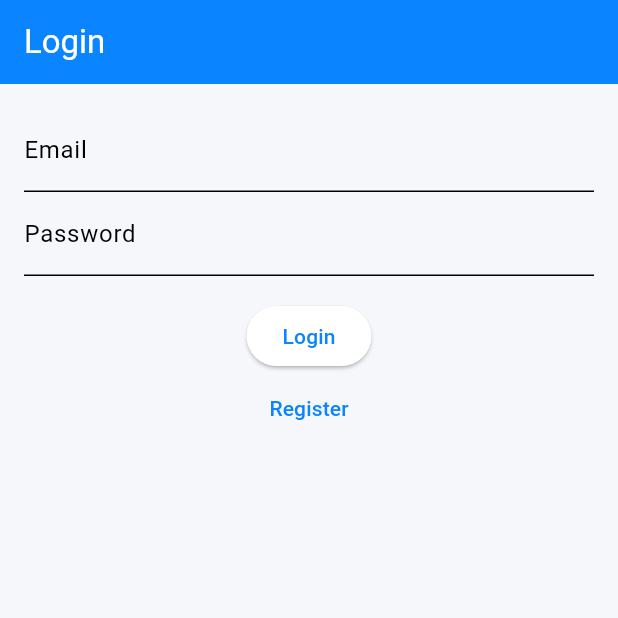
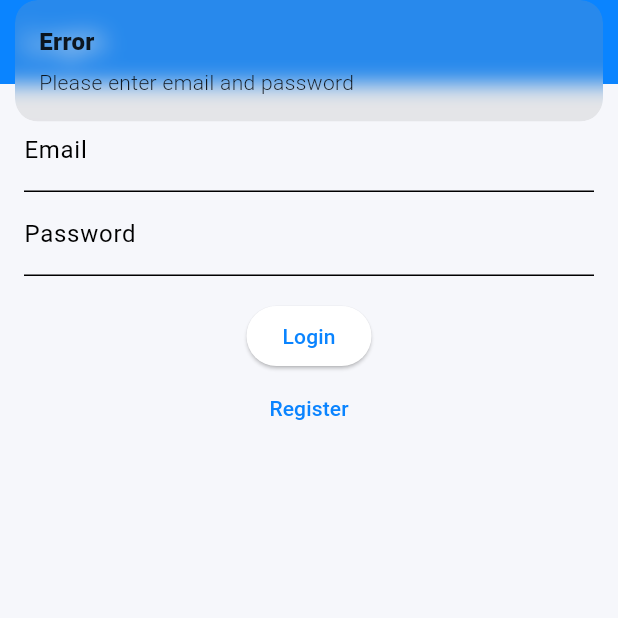
Before and after one commit to BasharFaisal/Expense_Tracker, a Flutter app: the screen it shows after launch, after a tap on "Login", on a phone screen of 412 x 824 dp, the top half of it. Run offline on Flutter 3.47's test engine with Material 3 defaults, Android fonts, the phone set to English and light mode, and no system bars; our stand-ins replace get, shared_preferences, sqflite; accounts and stored records are empty.

```diff
--- a/lib/controllers/settings_controller.dart
+++ b/lib/controllers/settings_controller.dart
@@ -28,6 +28,7 @@ class SettingsController extends GetxController {
     await _storage.setLanguage(langCode);
     // update GetX locale
     Get.updateLocale(Locale(langCode));
+    // Force rebuild to update all widgets
     update();
   }
 }
--- a/lib/main.dart
+++ b/lib/main.dart
@@ -38,18 +38,19 @@ class MyApp extends StatelessWidget {
         storage.isLoggedIn ? AppRoutes.dashboard : AppRoutes.login;
 
     return Obx(() {
+      final currentLocale = Locale(settings.language.value.isNotEmpty
+          ? settings.language.value
+          : AppSittens.defaultLanguage);
       return GetMaterialApp(
         debugShowCheckedModeBanner: false,
-        title: 'Expense Tracker',
+        title: 'app_title'.tr,
         // تحديد الصفحة الابتدائية بناءً على الجلسة
         initialRoute: initialRoute,
         // صفحات التطبيق مع الـ middleware معرفة في AppPages
         getPages: AppPages.pages,
         // الترجمة
         translations: AppTranslations(),
-        locale: Locale(settings.language.value.isNotEmpty
-            ? settings.language.value
-            : AppSittens.defaultLanguage),
+        locale: currentLocale,
         fallbackLocale: const Locale('en'),
         supportedLocales: const [Locale('en'), Locale('ar')],
         localizationsDelegates: const [
--- a/lib/services/storage_service.dart
+++ b/lib/services/storage_service.dart
@@ -24,19 +24,23 @@ class StorageService {
   Future<void> saveSession({
     required int userId,
     required String role,
+    required String username,
   }) async {
     await _prefs.setInt('userId', userId);
     await _prefs.setString('role', role);
+    await _prefs.setString('username', username);
   }
 
   int? get userId => _prefs.getInt('userId');
   String? get role => _prefs.getString('role');
+  String? get username => _prefs.getString('username');
 
   bool get isLoggedIn => userId != null;
 
   Future<void> clearSession() async {
     await _prefs.remove('userId');
     await _prefs.remove('role');
+    await _prefs.remove('username');
   }
 
   // ---------- Language ----------
--- a/lib/utils/translations.dart
+++ b/lib/utils/translations.dart
@@ -17,7 +17,9 @@ class AppTranslations extends Translations {
     'amount': 'Amount',
     'date': 'Date',
     'category': 'Category',
+    'categories': 'Categories',
     'payment_method': 'Payment Method',
+    'payment_methods': 'Payment Methods',
     'save': 'Save',
     'cancel': 'Cancel',
     'no_data': 'No data available',
@@ -27,6 +29,26 @@ class AppTranslations extends Translations {
     'create_account': 'Create an account',
     'forgot_password': 'Forgot password?',
     'search': 'Search',
+    'theme': 'Theme',
+    'dark': 'Dark',
+    'light': 'Light',
+    'english': 'English',
+    'arabic': 'العربية',
+    'guest': 'Guest',
+    'note': 'Note',
+    'pick_date': 'Pick Date',
+    'success': 'Success',
+    'error': 'Error',
+    'logged_in': 'Logged in',
+    'account_created': 'Account created',
+    'expense_saved': 'Expense saved',
+    'save_failed': 'Save failed',
+    'please_enter_email_password': 'Please enter email and password',
+    'please_fill_all_fields': 'Please fill all fields',
+    'please_enter_valid_amount': 'Please enter a valid amount',
+    'dashboard_content': 'Dashboard content',
+    'categories_list': 'Categories list',
+    'payment_methods_list': 'Payment methods list',
   };
 
   static const Map<String, String> _ar = {
@@ -45,7 +67,9 @@ class AppTranslations extends Translations {
     'amount': 'المبلغ',
     'date': 'التاريخ',
     'category': 'الفئة',
+    'categories': 'الفئات',
     'payment_method': 'طريقة الدفع',
+    'payment_methods': 'طرق الدفع',
     'save': 'حفظ',
     'cancel': 'إلغاء',
     'no_data': 'لا توجد بيانات',
@@ -55,6 +79,26 @@ class AppTranslations extends Translations {
     'create_account': 'أنشئ حسابًا',
     'forgot_password': 'هل نسيت كلمة المرور؟',
     'search': 'بحث',
+    'theme': 'الثيم',
+    'dark': 'داكن',
+    'light': 'فاتح',
+    'english': 'English',
+    'arabic': 'العربية',
+    'guest': 'ضيف',
+    'note': 'ملاحظة',
+    'pick_date': 'اختر التاريخ',
+    'success': 'نجح',
+    'error': 'خطأ',
+    'logged_in': 'تم تسجيل الدخول',
+    'account_created': 'تم إنشاء الحساب',
+    'expense_saved': 'تم حفظ المصروف',
+    'save_failed': 'فشل الحفظ',
+    'please_enter_email_password': 'يرجى إدخال البريد الإلكتروني وكلمة المرور',
+    'please_fill_all_fields': 'يرجى ملء جميع الحقول',
+    'please_enter_valid_amount': 'يرجى إدخال مبلغ صحيح',
+    'dashboard_content': 'محتوى اللوحة',
+    'categories_list': 'قائمة الفئات',
+    'payment_methods_list': 'قائمة طرق الدفع',
   };
 
   @override
--- a/lib/views/categories_view.dart
+++ b/lib/views/categories_view.dart
@@ -1,4 +1,5 @@
 import 'package:flutter/material.dart';
+import 'package:get/get.dart';
 
 import 'app_drawer.dart';
 
@@ -8,9 +9,9 @@ class CategoriesView extends StatelessWidget {
   @override
   Widget build(BuildContext context) {
     return Scaffold(
-      appBar: AppBar(title: const Text('Categories')),
+      appBar: AppBar(title: Text('categories'.tr)),
       drawer: const AppDrawer(),
-      body: const Center(child: Text('Categories list')),
+      body: Center(child: Text('categories_list'.tr)),
       floatingActionButton: FloatingActionButton(
         onPressed: () {},
         child: const Icon(Icons.add),
--- a/lib/views/dashboard_view.dart
+++ b/lib/views/dashboard_view.dart
@@ -9,9 +9,9 @@ class DashboardView extends StatelessWidget {
   @override
   Widget build(BuildContext context) {
     return Scaffold(
-      appBar: AppBar(title: const Text('Dashboard')),
+      appBar: AppBar(title: Text('dashboard'.tr)),
       drawer: const AppDrawer(),
-      body: const Center(child: Text('Dashboard content')),
+      body: Center(child: Text('dashboard_content'.tr)),
       floatingActionButton: FloatingActionButton(
         onPressed: () => Get.toNamed('/add-expense'),
         child: const Icon(Icons.add),
--- a/lib/views/login_view.dart
+++ b/lib/views/login_view.dart
@@ -1,5 +1,8 @@
 import 'package:flutter/material.dart';
 import 'package:get/get.dart';
+
+import '../controllers/auth_controller.dart';
+import '../routes/app_routes.dart';
 
 class LoginView extends StatefulWidget {
   const LoginView({Key? key}) : super(key: key);
@@ -15,28 +18,43 @@ class LoginViewState extends State<LoginView> {
   @override
   Widget build(BuildContext context) {
     return Scaffold(
-      appBar: AppBar(title: const Text('Login')),
+      appBar: AppBar(title: Text('login'.tr)),
       body: Padding(
         padding: const EdgeInsets.all(16.0),
         child: Column(
           children: [
             TextField(
                 controller: _emailController,
-                decoration: const InputDecoration(labelText: 'Email')),
+                decoration: InputDecoration(labelText: 'email'.tr)),
             TextField(
                 controller: _passwordController,
-                decoration: const InputDecoration(labelText: 'Password'),
+                decoration: InputDecoration(labelText: 'password'.tr),
                 obscureText: true),
             const SizedBox(height: 16),
             ElevatedButton(
-              onPressed: () {
-                // Call AuthController.loginUser later
+              onPressed: () async {
+                final email = _emailController.text.trim();
+                final password = _passwordController.text;
+
+                if (email.isEmpty || password.isEmpty) {
+                  Get.snackbar('error'.tr, 'please_enter_email_password'.tr);
+                  return;
+                }
+
+                final auth = Get.put(AuthController());
+                final user = await auth.loginUser(email, password);
+                if (user != null) {
+                  Get.snackbar('success'.tr, 'logged_in'.tr);
+                  Get.offAllNamed(AppRoutes.dashboard);
+                } else {
+                  Get.snackbar('error'.tr, 'invalid_credentials'.tr);
+                }
               },
-              child: const Text('Login'),
+              child: Text('login'.tr),
             ),
             TextButton(
               onPressed: () => Get.toNamed('/register'),
-              child: const Text('Register'),
+              child: Text('register'.tr),
             ),
           ],
         ),
--- a/lib/views/payment_methods_view.dart
+++ b/lib/views/payment_methods_view.dart
@@ -1,4 +1,5 @@
 import 'package:flutter/material.dart';
+import 'package:get/get.dart';
 
 import 'app_drawer.dart';
 
@@ -8,9 +9,9 @@ class PaymentMethodsView extends StatelessWidget {
   @override
   Widget build(BuildContext context) {
     return Scaffold(
-      appBar: AppBar(title: const Text('Payment Methods')),
+      appBar: AppBar(title: Text('payment_methods'.tr)),
       drawer: const AppDrawer(),
-      body: const Center(child: Text('Payment methods list')),
+      body: Center(child: Text('payment_methods_list'.tr)),
       floatingActionButton: FloatingActionButton(
         onPressed: () {},
         child: const Icon(Icons.add),
--- a/lib/views/register_view.dart
+++ b/lib/views/register_view.dart
@@ -20,20 +20,20 @@ class RegisterViewState extends State<RegisterView> {
   @override
   Widget build(BuildContext context) {
     return Scaffold(
-      appBar: AppBar(title: const Text('Register')),
+      appBar: AppBar(title: Text('register'.tr)),
       body: Padding(
         padding: const EdgeInsets.all(16.0),
         child: Column(
           children: [
             TextField(
                 controller: _nameController,
-                decoration: const InputDecoration(labelText: 'Name')),
+                decoration: InputDecoration(labelText: 'name'.tr)),
             TextField(
                 controller: _emailController,
-                decoration: const InputDecoration(labelText: 'Email')),
+                decoration: InputDecoration(labelText: 'email'.tr)),
             TextField(
                 controller: _passwordController,
-                decoration: const InputDecoration(labelText: 'Password'),
+                decoration: InputDecoration(labelText: 'password'.tr),
                 obscureText: true),
             const SizedBox(height: 16),
             ElevatedButton(
@@ -43,7 +43,7 @@ class RegisterViewState extends State<RegisterView> {
                   final password = _passwordController.text;
 
                   if (name.isEmpty || email.isEmpty || password.isEmpty) {
-                    Get.snackbar('Error', 'Please fill all fields');
+                    Get.snackbar('error'.tr, 'please_fill_all_fields'.tr);
                     return;
                   }
 
@@ -55,13 +55,13 @@ class RegisterViewState extends State<RegisterView> {
                       role: 'User');
                   try {
                     await auth.registerUser(user);
-                    Get.snackbar('Success', 'Account created');
+                    Get.snackbar('success'.tr, 'account_created'.tr);
                     Get.offAllNamed(AppRoutes.login);
                   } catch (e) {
-                    Get.snackbar('Error', e.toString());
+                    Get.snackbar('error'.tr, e.toString());
                   }
                 },
-                child: const Text('Register')),
+                child: Text('register'.tr)),
           ],
         ),
       ),
```
Also changed, not shown: lib/controllers/auth_controller.dart (+6 -4 lines), lib/views/add_expense_view.dart (+9 -9 lines), lib/views/app_drawer.dart (+11 -7 lines), lib/views/settings_view.dart (+9 -9 lines).
